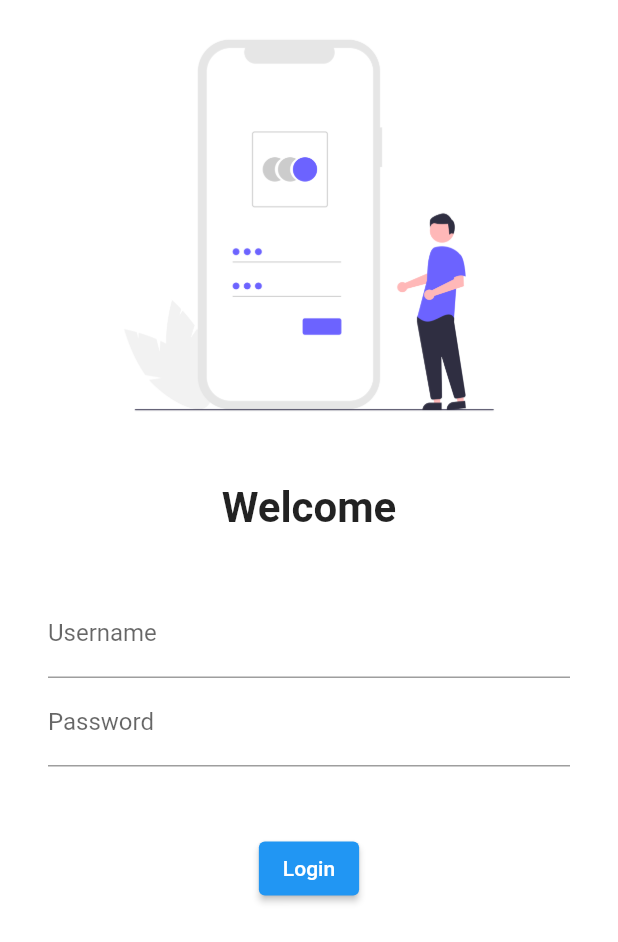
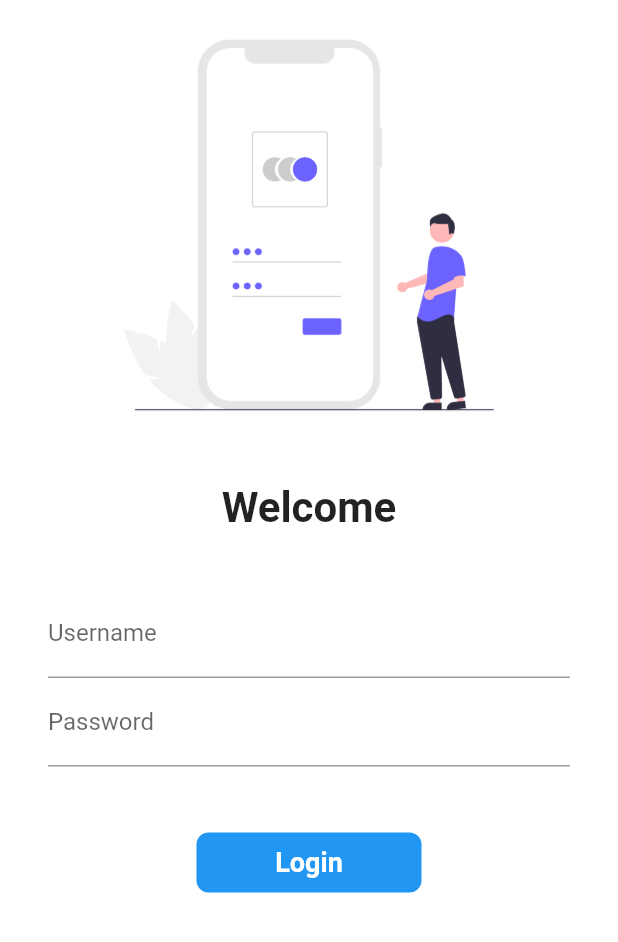
Before and after one commit to mhammadarain/ShoppingAppByHS, a Flutter app: the screen it shows after launch, on a phone screen of 412 x 824 dp. Shown: the top 942 px of the screen. Run offline on Flutter 3.47's test engine with Material 2 defaults, Android fonts, the phone set to English and light mode, and no system bars; our stand-ins replace google_fonts.

Commit message:
Day 6 completed

```diff
--- a/lib/pages/login_page.dart
+++ b/lib/pages/login_page.dart
@@ -1,8 +1,15 @@
 import 'package:flutter/material.dart';
 import 'package:mart_app/utils/routes.dart';
 
-class LoginPage extends StatelessWidget {
+class LoginPage extends StatefulWidget {
   const LoginPage({super.key});
+
+  @override
+  State<LoginPage> createState() => _LoginPageState();
+}
+
+class _LoginPageState extends State<LoginPage> {
+  bool changeButton = false;
 
   @override
   Widget build(BuildContext context) {
@@ -46,11 +53,47 @@ class LoginPage extends StatelessWidget {
                   const SizedBox(
                     height: 44,
                   ),
-                  ElevatedButton(
-                      onPressed: () {
-                        Navigator.pushNamed(context, MyRoutes.homeRoute);
-                      },
-                      child: Text("Login"))
+
+                  InkWell(
+                    onTap: () async {
+                      setState(() {
+                        changeButton = true;
+                      });
+
+                      await Future.delayed(
+                        Duration(seconds: 1),
+                      );
+                      Navigator.pushNamed(context, MyRoutes.homeRoute);
+                    },
+                    child: AnimatedContainer(
+                      duration: Duration(seconds: 1),
+                      width: changeButton ? 50 : 150,
+                      height: 40,
+                      alignment: Alignment.center,
+                      decoration: BoxDecoration(
+                          color: Colors.blue,
+                          // shape:
+                          // changeButton ? BoxShape.circle : BoxShape.rectangle,
+                          borderRadius:
+                              BorderRadius.circular(changeButton ? 50 : 8)),
+                      child: changeButton
+                          ? Icon(Icons.done, color: Colors.white)
+                          : Text(
+                              "Login",
+                              style: TextStyle(
+                                  color: Colors.white,
+                                  fontWeight: FontWeight.bold,
+                                  fontSize: 18),
+                            ),
+                    ),
+                  ),
+
+                  // ElevatedButton(
+                  //     onPressed: () {
+                  //       Navigator.pushNamed(context, MyRoutes.homeRoute);
+                  //     },
+                  //     child: Text("Login")
+                  //     )
                 ],
               ),
             )
```
